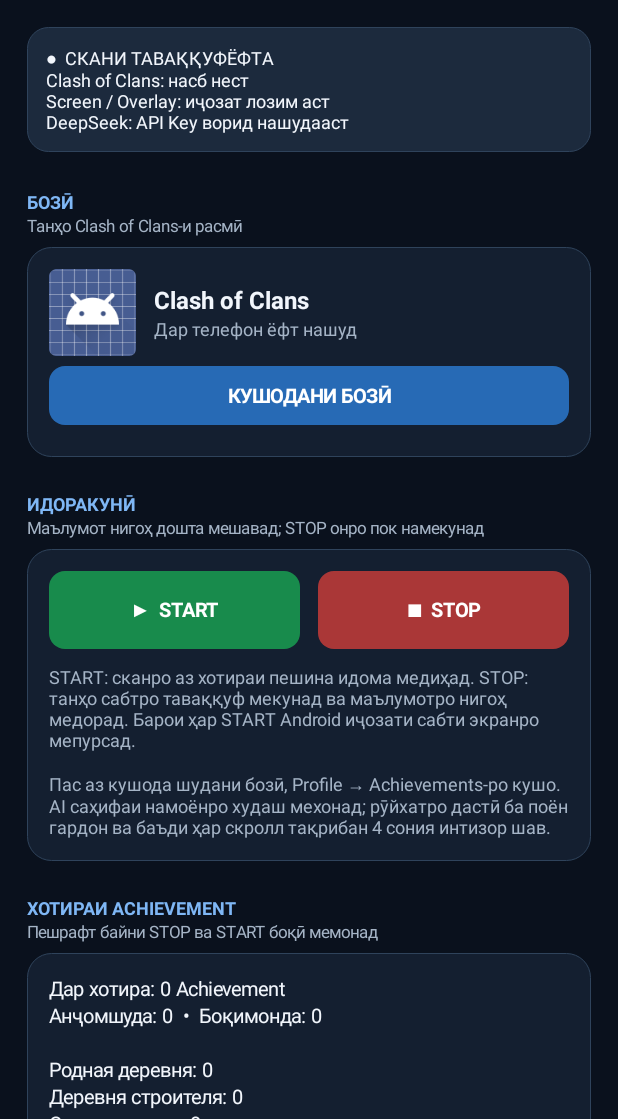
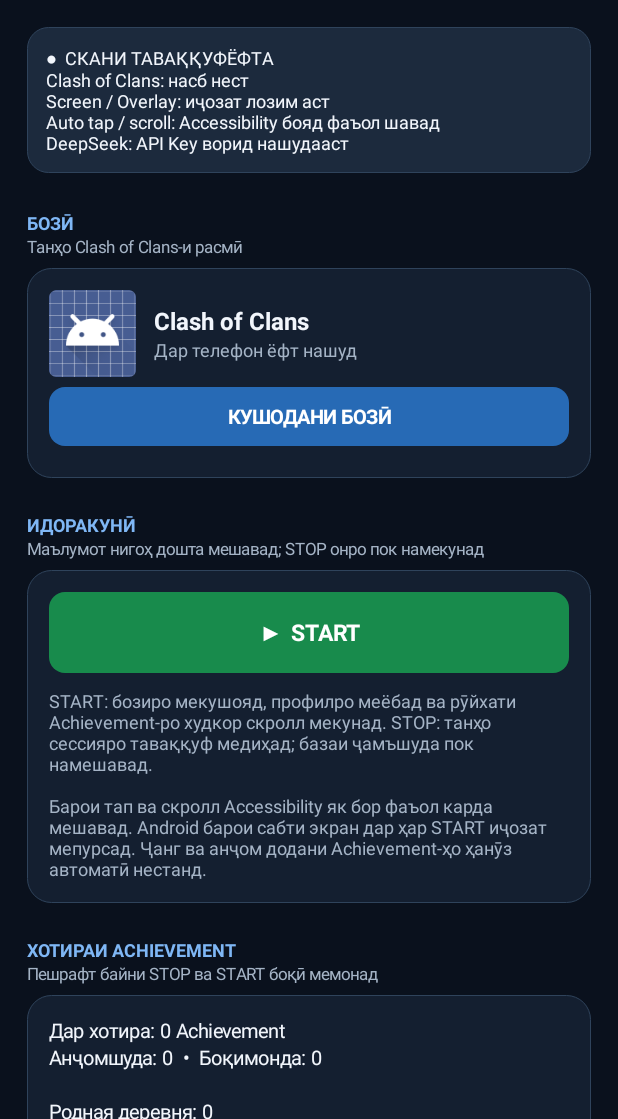
Before and after one commit to Khayom1/COC-AI-Agent, an Android app: the screen it shows after launch (MainActivity), after a tap on "▶ START", on a phone screen of 412 x 824 dp, the part 117-1236 px from its top. Run offline under Robolectric (Android 15) with nearby library versions, the phone set to English and light mode, and no system bars; 1 other tap on this screen came first.

Commit message:
Make START/STOP a single toggle and require one-time gesture accessibility setup

```diff
--- a/app/src/main/java/com/khayom/cocai/MainActivity.kt
+++ b/app/src/main/java/com/khayom/cocai/MainActivity.kt
@@ -32,6 +32,7 @@ class MainActivity : Activity() {
     private lateinit var summaryText: TextView
     private lateinit var resultText: TextView
     private lateinit var keyEdit: EditText
+    private var sessionToggleButton: TextView? = null
     private var receiverRegistered = false
 
     private val resultReceiver = object : BroadcastReceiver() {
@@ -153,17 +154,17 @@ class MainActivity : Activity() {
 
         root.addView(sectionHeading("ИДОРАКУНӢ", "Маълумот нигоҳ дошта мешавад; STOP онро пок намекунад"))
         val sessionCard = card()
-        val sessionButtons = LinearLayout(this).apply {
-            orientation = LinearLayout.HORIZONTAL
-        }
-        sessionButtons.addView(actionButton("▶  START", GREEN, { startCaptureFlow() }),
-            LinearLayout.LayoutParams(0, dp(52), 1f).apply { marginEnd = dp(6) })
-        sessionButtons.addView(actionButton("■  STOP", RED, { stopCaptureOnly() }),
-            LinearLayout.LayoutParams(0, dp(52), 1f).apply { marginStart = dp(6) })
-        sessionCard.addView(sessionButtons)
+        sessionToggleButton = actionButton(
+            "▶  START", GREEN, { toggleCaptureSession() },
+            textSize = 15f,
+            params = LinearLayout.LayoutParams(
+                ViewGroup.LayoutParams.MATCH_PARENT, dp(54)
+            )
+        )
+        sessionCard.addView(sessionToggleButton)
         sessionCard.addView(space(10))
         sessionCard.addView(label(
-            "START: сканро аз хотираи пешина идома медиҳад. STOP: танҳо сабтро таваққуф мекунад ва маълумотро нигоҳ медорад. Барои ҳар START Android иҷозати сабти экранро мепурсад.\n\nПас аз кушода шудани бозӣ, Profile → Achievements-ро кушо. AI саҳифаи намоёнро худаш мехонад; рӯйхатро дастӣ ба поён гардон ва баъди ҳар скролл тақрибан 4 сония интизор шав.",
+            "START: бозиро мекушояд, профилро меёбад ва рӯйхати Achievement-ро худкор скролл мекунад. STOP: танҳо сессияро таваққуф медиҳад; базаи ҷамъшуда пок намешавад.\n\nБарои тап ва скролл Accessibility як бор фаъол карда мешавад. Android барои сабти экран дар ҳар START иҷозат мепурсад. Ҷанг ва анҷом додани Achievement-ҳо ҳанӯз автоматӣ нестанд.",
             12f, MUTED, false
         ))
         root.addView(sessionCard, matchWrap())
@@ -272,6 +273,7 @@ class MainActivity : Activity() {
         val installed = isClashInstalled()
         val usage = hasUsageAccess()
         val overlay = Settings.canDrawOverlays(this)
+        val accessibility = GameAutomationAccessibilityService.isEnabled(this)
         val key = SecureKeyStore.hasKey(this)
         val sessionPrefs = getSharedPreferences(CaptureOverlayService.SESSION_PREFS, MODE_PRIVATE)
         val running = sessionPrefs.getBoolean(CaptureOverlayService.KEY_CAPTURE_ACTIVE, false)
@@ -281,6 +283,7 @@ class MainActivity : Activity() {
             appendLine()
             appendLine("Clash of Clans: ${if (installed) "насб шудааст" else "насб нест"}")
             appendLine("Screen / Overlay: ${if (usage && overlay) "иҷозат дода шудааст" else "иҷозат лозим аст"}")
+            appendLine("Auto tap / scroll: ${if (accessibility) "фаъол" else "Accessibility бояд фаъол шавад"}")
             append("DeepSeek: ${if (key) "API Key захира шудааст" else "API Key ворид нашудааст"}")
         }
         gameStateText.text = if (installed) "Насб шудааст • бастаи ягонаи иҷозатдодашуда"
@@ -290,6 +293,10 @@ class MainActivity : Activity() {
             resultText.text = getSharedPreferences("coc_ai_results", MODE_PRIVATE)
                 .getString("last_analysis", "Ҳоло натиҷаи скан мавҷуд нест.")
                 ?: "Ҳоло натиҷаи скан мавҷуд нест."
+        }
+        sessionToggleButton?.apply {
+            text = if (running) "■  STOP" else "▶  START"
+            background = rounded(if (running) RED else GREEN, 11)
         }
     }
 
@@ -315,8 +322,19 @@ class MainActivity : Activity() {
             ))
             return
         }
+        if (!GameAutomationAccessibilityService.isEnabled(this)) {
+            toast("Барои тап ва скролли автоматӣ COC AI Agent-ро дар Accessibility фаъол кун.")
+            startActivity(Intent(Settings.ACTION_ACCESSIBILITY_SETTINGS))
+            return
+        }
         val manager = getSystemService(MEDIA_PROJECTION_SERVICE) as MediaProjectionManager
         startActivityForResult(manager.createScreenCaptureIntent(), REQUEST_CAPTURE)
+    }
+
+    private fun toggleCaptureSession() {
+        val running = getSharedPreferences(CaptureOverlayService.SESSION_PREFS, MODE_PRIVATE)
+            .getBoolean(CaptureOverlayService.KEY_CAPTURE_ACTIVE, false)
+        if (running) stopCaptureOnly() else startCaptureFlow()
     }
 
     private fun stopCaptureOnly() {
```
